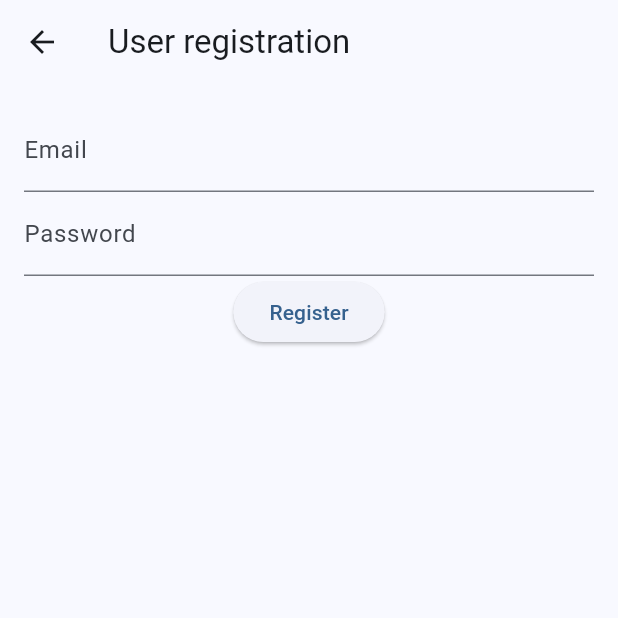
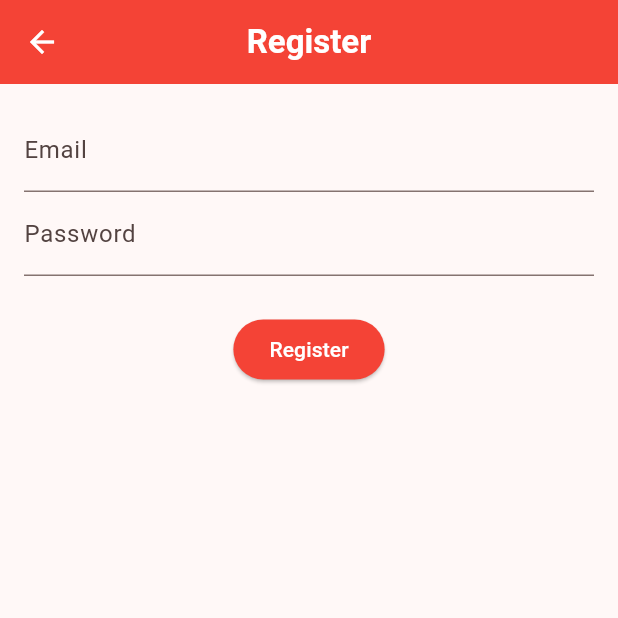
Before and after one commit to kzzazzk/Flutter-BusMadStop, a Flutter app: the screen it shows after launch, after a tap on "Go to Register", on a phone screen of 412 x 824 dp, the top half of it. Run offline on Flutter 3.47's test engine with Material 3 defaults, Android fonts, the phone set to English and light mode, and no system bars; our stand-ins replace firebase_auth, firebase_core, flutter_map, geolocator, latlong2, logger and 2 more; accounts and stored records are empty; network calls fail.

Commit message:
UI revamp, changed button and BottomNavBar styles

```diff
--- a/lib/app.dart
+++ /dev/null
@@ -1,23 +0,0 @@
-import 'package:flutter/material.dart';
-
-import 'main.dart';
-
-void main() {
-  runApp(const MyApp());
-}
-
-class MyApp extends StatelessWidget {
-  const MyApp({super.key});
-
-  // This widget is the root of your application.
-  @override
-  Widget build(BuildContext context) {
-    return MaterialApp(
-      home: MainScreen(),
-      theme: ThemeData(
-        colorScheme: ColorScheme.fromSeed(seedColor: Colors.red),
-        useMaterial3: true,
-      ),
-    );
-  }
-}
--- a/lib/screens/login_screen.dart
+++ b/lib/screens/login_screen.dart
@@ -1,23 +1,35 @@
 import 'package:firebase_auth/firebase_auth.dart';
 import 'package:flutter/material.dart';
+import 'package:mad_bus_stop/screens/profile_screen.dart';
+import 'package:shared_preferences/shared_preferences.dart';
+import '../main.dart';
 import 'register_screen.dart';
 
 class LoginScreen extends StatefulWidget {
   @override
   _LoginScreenState createState() => _LoginScreenState();
 }
+
 class _LoginScreenState extends State<LoginScreen> {
   final FirebaseAuth _auth = FirebaseAuth.instance;
   final TextEditingController emailController = TextEditingController();
   final TextEditingController passwordController = TextEditingController();
+
   void _signInWithEmailAndPassword() async {
     try {
-      final User? user = (await _auth.signInWithEmailAndPassword(
+      print("Trying to login");
+      final UserCredential userCredential =
+          await _auth.signInWithEmailAndPassword(
         email: emailController.text,
         password: passwordController.text,
-      )).user;
-      if (user != null) {
+      );
+
+      // Save user data to SharedPreferences if login is successful
+      if (userCredential.user != null) {
+        await saveUserData(emailController.text, passwordController.text);
         print('Login successful!');
+        Navigator.of(context)
+            .push(MaterialPageRoute(builder: (context) => const MyApp()));
       } else {
         print('Login failed!');
       }
@@ -29,48 +41,79 @@ class _LoginScreenState extends State<LoginScreen> {
   @override
   Widget build(BuildContext context) {
     return Scaffold(
-      appBar: AppBar(title: Text("Login Screen")),
-      body: Column(
+      appBar: AppBar(
+        iconTheme: const IconThemeData(
+          color: Colors.white, //change your color here
+        ),
+        backgroundColor: Colors.red,
+        centerTitle: true,
+        title: const Text(
+          'Login',
+          style: TextStyle(color: Colors.white, fontWeight: FontWeight.bold),
+        ),
+      ),
+      body: Padding(
+        padding: const EdgeInsets.all(16.0),
+        child: Column(
           children: <Widget>[
             TextField(
               controller: emailController,
-            decoration: InputDecoration(labelText: 'Email'),
+              decoration: const InputDecoration(labelText: 'Email'),
             ),
             TextField(
               controller: passwordController,
-            decoration: InputDecoration(labelText: 'Password'),
+              decoration: const InputDecoration(labelText: 'Password'),
               obscureText: true,
             ),
-          Row(
-            mainAxisAlignment: MainAxisAlignment.spaceEvenly, // This will space your buttons evenly
-            children: <Widget>[
-              Expanded(
-                child: Padding(
-                  padding: const EdgeInsets.all(8.0),
+            Center(
+              child: Row(
+                mainAxisAlignment: MainAxisAlignment.center, // Add this
+                children: [
+                  Padding(
+                    padding: const EdgeInsets.all(25),
                     child: ElevatedButton(
-                    onPressed: _signInWithEmailAndPassword,
-                    child: Text('Login'),
+                      style:
+                          ElevatedButton.styleFrom(backgroundColor: Colors.red),
+                      onPressed: () {
+                        _signInWithEmailAndPassword();
+                      },
+                      child: const Text(
+                        'Login',
+                        style: TextStyle(
+                          color: Colors.white,
                         ),
                       ),
                     ),
-              Expanded(
-                child: Padding(
-                  padding: const EdgeInsets.all(8.0),
-                  child: ElevatedButton(
+                  ),
+                  ElevatedButton(
+                    style:
+                        ElevatedButton.styleFrom(backgroundColor: Colors.red),
                     onPressed: () {
                       Navigator.push(
                         context,
-                        MaterialPageRoute(builder: (context) => RegisterScreen()),
+                        MaterialPageRoute(
+                            builder: (context) => (RegisterScreen())),
                       );
                     },
-                    child: Text('Go to Register'),
+                    child: const Text(
+                      'Go to Register',
+                      style: TextStyle(
+                        color: Colors.white,
                       ),
                     ),
                   ),
                 ],
               ),
+            ),
           ],
+        ),
       ),
     );
   }
 }
+
+Future<void> saveUserData(String email, String password) async {
+  SharedPreferences prefs = await SharedPreferences.getInstance();
+  await prefs.setString('email', email);
+  await prefs.setString('password', password);
+}
--- a/lib/screens/register_screen.dart
+++ b/lib/screens/register_screen.dart
@@ -1,5 +1,7 @@
 import 'package:firebase_auth/firebase_auth.dart';
 import 'package:flutter/material.dart';
+import 'package:mad_bus_stop/main.dart';
+import 'package:shared_preferences/shared_preferences.dart';
 
 class RegisterScreen extends StatefulWidget {
   @override
@@ -13,23 +15,39 @@ class _RegisterScreenState extends State<RegisterScreen> {
 
   Future<void> _register() async {
     try {
-      UserCredential userCredential = await _auth.createUserWithEmailAndPassword(
+      print("AAAAAAAAAA1");
+      UserCredential userCredential =
+          await _auth.createUserWithEmailAndPassword(
         email: _emailController.text,
         password: _passwordController.text,
       );
+      print("AAAAAAAAAA2");
+      saveUserData(_emailController.text, _passwordController.text);
+      print("AAAAAAAAAA3");
+      Navigator.of(context)
+          .push(MaterialPageRoute(builder: (context) => const MyApp()));
       // User registered successfully
       // Navigate to another screen, or do something else
     } on FirebaseAuthException catch (e) {
       // Handle registration error
       print(e.message);
     }
+    print("AAAAAAAAAA4");
   }
 
   @override
   Widget build(BuildContext context) {
     return Scaffold(
       appBar: AppBar(
-        title: Text('User registration'),
+        iconTheme: const IconThemeData(
+          color: Colors.white, //change your color here
+        ),
+        backgroundColor: Colors.red,
+        centerTitle: true,
+        title: const Text(
+          'Register',
+          style: TextStyle(color: Colors.white, fontWeight: FontWeight.bold),
+        ),
       ),
       body: Padding(
         padding: const EdgeInsets.all(16.0),
@@ -37,16 +55,25 @@ class _RegisterScreenState extends State<RegisterScreen> {
           children: <Widget>[
             TextField(
               controller: _emailController,
-              decoration: InputDecoration(labelText: 'Email'),
+              decoration: const InputDecoration(labelText: 'Email'),
             ),
             TextField(
               controller: _passwordController,
-              decoration: InputDecoration(labelText: 'Password'),
+              decoration: const InputDecoration(labelText: 'Password'),
               obscureText: true,
             ),
-            ElevatedButton(
-              child: Text('Register'),
-              onPressed: _register,
+            Padding(
+              padding: const EdgeInsets.all(25),
+              child: ElevatedButton(
+                style: ElevatedButton.styleFrom(backgroundColor: Colors.red),
+                onPressed: _register,
+                child: const Text(
+                  'Register',
+                  style: TextStyle(
+                    color: Colors.white,
+                  ),
+                ),
+              ),
             ),
           ],
         ),
@@ -54,3 +81,9 @@ class _RegisterScreenState extends State<RegisterScreen> {
     );
   }
 }
+
+Future<void> saveUserData(String email, String password) async {
+  SharedPreferences prefs = await SharedPreferences.getInstance();
+  await prefs.setString('email', email);
+  await prefs.setString('password', password);
+}
--- a/pubspec.yaml
+++ b/pubspec.yaml
@@ -37,7 +37,7 @@ dependencies:
   latlong2: ^0.9.0
   fluttertoast: ^8.0.8
   geolocator: ^11.0.0
-  firebase_auth: 5.0.0
+  firebase_auth: ^5.0.0
   firebase_core: 3.0.0
   csv: ^6.0.0
   intl: ^0.19.0
```
Also changed, not shown: lib/main.dart (+44 -22 lines), lib/screens/map_screen.dart (+14 -6 lines), lib/screens/profile_screen.dart (added, +109 -0 lines), lib/screens/second_screen.dart (+21 -17 lines), lib/screens/settings_screen.dart (deleted, +0 -117 lines), lib/screens/splash_screen.dart (+5 -60 lines), lib/screens/third_screen.dart (deleted, +0 -104 lines), 3 other files. Lines whose indentation alone changed are shown as unchanged.
